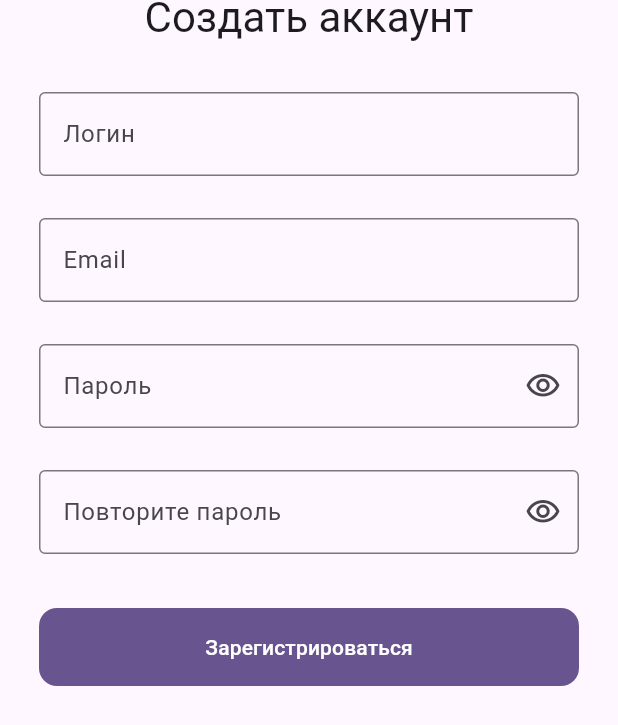
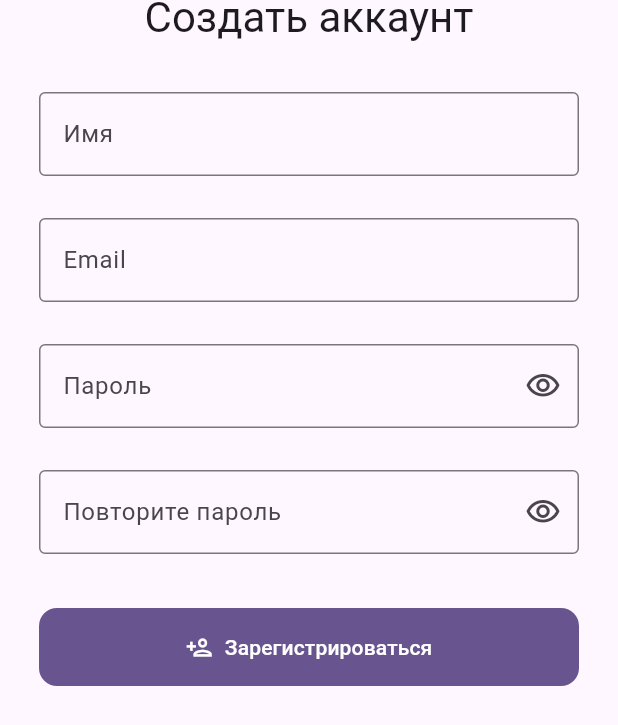
Before and after one commit to Hitikov/task_tracker_oridj, a Flutter app: the screen it shows after launch, after a tap on "Зарегистрироваться", on a phone screen of 412 x 824 dp. Shown: the part 322-1047 px from the top of the screen. Run offline on Flutter 3.47's test engine with Material 3 defaults, Android fonts, the phone set to English and light mode, and no system bars; our stand-ins replace dio, drift, flutter_riverpod, flutter_secure_storage; accounts and stored records are empty; generated files the repository leaves out were written again; network calls fail.

Commit message:
feat(ui): polish auth forms validation and loading states

```diff
--- a/lib/pages/login_page.dart
+++ b/lib/pages/login_page.dart
@@ -25,51 +25,64 @@ class LoginPage extends ConsumerStatefulWidget {
 }
 
 class _LoginPageState extends ConsumerState<LoginPage> {
-  final TextEditingController _loginController = TextEditingController();
-  final TextEditingController _passwordController = TextEditingController();
+  final _formKey = GlobalKey<FormState>();
+  final _loginController = TextEditingController();
+  final _passwordController = TextEditingController();
   bool _obscurePassword = true;
+  bool _submitting = false;
 
-  /// Текст ошибки ввода (валидация полей, локальный вход).
-  /// null — блок ошибки скрыт.
-  String? _authError;
-
-  @override
-  void initState() {
-    super.initState();
-    // Как только пользователь начал что-то править — прячем старую ошибку.
-    _loginController.addListener(_clearAuthError);
-    _passwordController.addListener(_clearAuthError);
-  }
+  static final RegExp _emailRegExp = RegExp(
+    r'^[\w.!#$%&’*+/=?^`{|}~-]+@[\w-]+(\.[\w-]+)+$',
+  );
 
   @override
   void dispose() {
-    _loginController.removeListener(_clearAuthError);
-    _passwordController.removeListener(_clearAuthError);
     _loginController.dispose();
     _passwordController.dispose();
     super.dispose();
   }
 
-  void _clearAuthError() {
-    if (_authError != null) {
-      setState(() => _authError = null);
+  String? _validateLogin(String? value) {
+    final login = value?.trim() ?? '';
+    if (login.isEmpty) {
+      return 'Введите email';
     }
+    if (login == demoLogin) {
+      return null;
+    }
+    if (!_emailRegExp.hasMatch(login)) {
+      return 'Некорректный email';
+    }
+    return null;
   }
 
-  void _onSubmit() {
+  String? _validatePassword(String? value) {
+    final password = value ?? '';
+    if (password.isEmpty) {
+      return 'Введите пароль';
+    }
+    if (_loginController.text.trim() == demoLogin && password == demoPassword) {
+      return null;
+    }
+    if (password.length < 8) {
+      return 'Минимум 8 символов';
+    }
+    if (password.length > 128) {
+      return 'Максимум 128 символов';
+    }
+    return null;
+  }
+
+  Future<void> _onSubmit() async {
+    if (!_formKey.currentState!.validate()) {
+      return;
+    }
+
     final login = _loginController.text.trim();
     final password = _passwordController.text;
     final status = checkDemoCredentials(login: login, password: password);
 
-    switch (status) {
-      case DemoAuthStatus.emptyFields:
-        setState(() => _authError = 'Введите логин и пароль');
-        return;
-      case DemoAuthStatus.invalidCredentials:
-        // В реальном режиме пробуем сервер — он решит.
-        break;
-      case DemoAuthStatus.success:
-        if (widget.demoMode) {
+    if (status == DemoAuthStatus.success && widget.demoMode) {
       Navigator.of(context).pushReplacement(
         MaterialPageRoute<void>(
           builder: (_) => HomePage(
@@ -80,12 +93,17 @@ class _LoginPageState extends ConsumerState<LoginPage> {
       );
       return;
     }
-    }
 
-    setState(() => _authError = null);
-    ref
+    setState(() => _submitting = true);
+    try {
+      await ref
           .read(authSessionProvider.notifier)
           .login(email: login, password: password);
+    } catch (_) {
+      // Ошибка отображается из состояния сессии.
+    } finally {
+      if (mounted) setState(() => _submitting = false);
+    }
   }
 
   Future<void> _openRegistration() async {
@@ -97,13 +115,11 @@ class _LoginPageState extends ConsumerState<LoginPage> {
       return;
     }
 
-    // Возвращаемся на экран входа с уже заполненным логином.
     _loginController.text = registeredLogin;
     _passwordController.clear();
-    setState(() => _authError = null);
+    setState(() {});
   }
 
-  /// Ошибка сессии для показа пользователю.
   String? _sessionErrorText() {
     final session = ref.watch(authSessionProvider);
     final error = session.error;
@@ -119,6 +135,9 @@ class _LoginPageState extends ConsumerState<LoginPage> {
   @override
   Widget build(BuildContext context) {
     final theme = Theme.of(context);
+    final session = ref.watch(authSessionProvider);
+    final isLoading = _submitting;
+    final errorText = _sessionErrorText();
 
     return Scaffold(
       body: Center(
@@ -127,6 +146,8 @@ class _LoginPageState extends ConsumerState<LoginPage> {
           child: ConstrainedBox(
             constraints: const BoxConstraints(maxWidth: 360),
             child: AutofillGroup(
+              child: Form(
+                key: _formKey,
                 child: Column(
                   mainAxisSize: MainAxisSize.min,
                   crossAxisAlignment: CrossAxisAlignment.stretch,
@@ -160,25 +181,34 @@ class _LoginPageState extends ConsumerState<LoginPage> {
                       style: theme.textTheme.headlineSmall,
                     ),
                     const SizedBox(height: 24),
-                  TextField(
+                    TextFormField(
                       controller: _loginController,
                       textInputAction: TextInputAction.next,
                       autofillHints: const [AutofillHints.username],
+                      keyboardType: TextInputType.emailAddress,
+                      validator: _validateLogin,
+                      autovalidateMode: AutovalidateMode.onUserInteraction,
                       decoration: const InputDecoration(
-                      labelText: 'Логин',
+                        labelText: 'Email',
                         border: OutlineInputBorder(),
+                        helperText: ' ',
+                        errorMaxLines: 2,
                       ),
                     ),
-                  const SizedBox(height: 16),
-                  TextField(
+                    const SizedBox(height: 8),
+                    TextFormField(
                       controller: _passwordController,
                       obscureText: _obscurePassword,
                       textInputAction: TextInputAction.done,
                       autofillHints: const [AutofillHints.password],
-                    onSubmitted: (_) => _onSubmit(),
+                      validator: _validatePassword,
+                      autovalidateMode: AutovalidateMode.onUserInteraction,
+                      onFieldSubmitted: (_) => isLoading ? null : _onSubmit(),
                       decoration: InputDecoration(
                         labelText: 'Пароль',
                         border: const OutlineInputBorder(),
+                        helperText: ' ',
+                        errorMaxLines: 2,
                         suffixIcon: IconButton(
                           icon: Icon(
                             _obscurePassword
@@ -187,25 +217,34 @@ class _LoginPageState extends ConsumerState<LoginPage> {
                           ),
                           tooltip: _obscurePassword ? 'Показать' : 'Скрыть',
                           onPressed: () {
-                          setState(() => _obscurePassword = !_obscurePassword);
+                            setState(
+                              () => _obscurePassword = !_obscurePassword,
+                            );
                           },
                         ),
                       ),
                     ),
-                  const SizedBox(height: 12),
+                    const SizedBox(height: 4),
                     Align(
                       alignment: Alignment.centerRight,
                       child: TextButton(
-                      onPressed: _openRegistration,
+                        onPressed: isLoading ? null : _openRegistration,
                         child: const Text('Зарегистрироваться'),
                       ),
                     ),
                     const SizedBox(height: 4),
-                  FilledButton(
-                    onPressed: _onSubmit,
-                    child: const Text('Войти'),
+                    FilledButton.icon(
+                      onPressed: isLoading ? null : _onSubmit,
+                      icon: isLoading
+                          ? const SizedBox(
+                              width: 18,
+                              height: 18,
+                              child: CircularProgressIndicator(strokeWidth: 2),
+                            )
+                          : const Icon(Icons.login),
+                      label: Text(isLoading ? 'Вход…' : 'Войти'),
                     ),
-                  _AuthErrorBanner(message: _authError ?? _sessionErrorText()),
+                    _AuthErrorBanner(message: errorText),
                     const SizedBox(height: 8),
                     Text(
                       'Демо-вход: логин и пароль — $demoLogin (только DEMO_MODE).',
@@ -215,6 +254,7 @@ class _LoginPageState extends ConsumerState<LoginPage> {
                       ),
                     ),
                   ],
+                ),
               ),
             ),
           ),
@@ -246,6 +286,7 @@ class _AuthErrorBanner extends StatelessWidget {
           borderRadius: BorderRadius.circular(8),
         ),
         child: Row(
+          crossAxisAlignment: CrossAxisAlignment.start,
           children: [
             Icon(
               Icons.error_outline,
@@ -256,8 +297,6 @@ class _AuthErrorBanner extends StatelessWidget {
             Expanded(
               child: Text(
                 message!,
-                maxLines: 1,
-                overflow: TextOverflow.ellipsis,
                 style: TextStyle(color: colors.onErrorContainer),
               ),
             ),
--- a/lib/pages/register_page.dart
+++ b/lib/pages/register_page.dart
@@ -32,6 +32,7 @@ class _RegisterPageState extends ConsumerState<RegisterPage> {
 
   bool _obscurePassword = true;
   bool _obscureConfirmPassword = true;
+  bool _submitting = false;
 
   /// Простая проверка формата email: что-то@что-то.домен
   static final RegExp _emailRegExp = RegExp(
@@ -47,13 +48,13 @@ class _RegisterPageState extends ConsumerState<RegisterPage> {
     super.dispose();
   }
 
-  String? _validateLogin(String? value) {
-    final login = value?.trim() ?? '';
-    if (login.isEmpty) {
-      return 'Введите логин';
+  String? _validateName(String? value) {
+    final name = value?.trim() ?? '';
+    if (name.isEmpty) {
+      return 'Введите имя';
     }
-    if (login.length < 3) {
-      return 'Минимум 3 символа';
+    if (name.length > 100) {
+      return 'Максимум 100 символов';
     }
     return null;
   }
@@ -77,6 +78,9 @@ class _RegisterPageState extends ConsumerState<RegisterPage> {
     if (password.length < 8) {
       return 'Минимум 8 символов';
     }
+    if (password.length > 128) {
+      return 'Максимум 128 символов';
+    }
     return null;
   }
 
@@ -90,21 +94,25 @@ class _RegisterPageState extends ConsumerState<RegisterPage> {
     return null;
   }
 
-  void _onSubmit() {
-    // После отправки все поля считаются «тронутыми».
+  Future<void> _onSubmit() async {
     _confirmTouched = true;
     if (!_formKey.currentState!.validate()) {
       return;
     }
 
-    ref
-        .read(authSessionProvider.notifier)
-        .register(
-          email: _emailController.text.trim(),
-          name: _loginController.text.trim(),
-          password: _passwordController.text,
-        )
-        .then((_) => _showSuccessDialog(), onError: (_) {});
+    setState(() => _submitting = true);
+    try {
+      await ref.read(authSessionProvider.notifier).register(
+            email: _emailController.text.trim(),
+            name: _loginController.text.trim(),
+            password: _passwordController.text,
+          );
+      if (mounted) setState(() => _submitting = false);
+      await _showSuccessDialog();
+    } catch (_) {
+      // Ошибка отображается из состояния сессии.
+      if (mounted) setState(() => _submitting = false);
+    }
   }
 
   Future<void> _showSuccessDialog() {
@@ -151,6 +159,7 @@ class _RegisterPageState extends ConsumerState<RegisterPage> {
   @override
   Widget build(BuildContext context) {
     final theme = Theme.of(context);
+    final isLoading = _submitting;
     final errorText = _sessionErrorText();
 
     return Scaffold(
@@ -175,15 +184,13 @@ class _RegisterPageState extends ConsumerState<RegisterPage> {
                   TextFormField(
                     controller: _loginController,
                     textInputAction: TextInputAction.next,
-                    validator: _validateLogin,
+                    validator: _validateName,
                     autovalidateMode: AutovalidateMode.onUserInteraction,
                     decoration: const InputDecoration(
-                      labelText: 'Логин',
+                      labelText: 'Имя',
                       border: OutlineInputBorder(),
-                      // Пустая подсказка резервирует строку под ошибку,
-                      // чтобы поля не «прыгали».
                       helperText: ' ',
-                      errorMaxLines: 1,
+                      errorMaxLines: 2,
                     ),
                   ),
                   const SizedBox(height: 8),
@@ -274,9 +281,18 @@ class _RegisterPageState extends ConsumerState<RegisterPage> {
                       ),
                     ),
                   const SizedBox(height: 16),
-                  FilledButton(
-                    onPressed: _onSubmit,
-                    child: const Text('Зарегистрироваться'),
+                  FilledButton.icon(
+                    onPressed: isLoading ? null : _onSubmit,
+                    icon: isLoading
+                        ? const SizedBox(
+                            width: 18,
+                            height: 18,
+                            child: CircularProgressIndicator(strokeWidth: 2),
+                          )
+                        : const Icon(Icons.person_add_outlined),
+                    label: Text(
+                      isLoading ? 'Регистрация…' : 'Зарегистрироваться',
+                    ),
                   ),
                 ],
               ),
--- a/lib/state/auth_providers.dart
+++ b/lib/state/auth_providers.dart
@@ -62,7 +62,7 @@ class AuthSession extends AsyncNotifier<User?> {
     required String name,
   }) async {
     final repository = ref.read(authRepositoryProvider);
-    state = AsyncValue.loading();
+    state = const AsyncValue<User?>.loading();
     try {
       final response = await repository.register(
         email: email,
@@ -72,9 +72,10 @@ class AuthSession extends AsyncNotifier<User?> {
       // После регистрации пользователь остаётся на экране входа: экран входа
       // покажет диалог «Вы зарегистрированы», а кнопка «Перейти ко входу»
       // вернёт email на экран входа (см. [RegisterPage]).
+      state = const AsyncValue<User?>.data(null);
       return response.user;
     } on Exception catch (e, stackTrace) {
-      state = AsyncValue.error(e, stackTrace);
+      state = AsyncValue<User?>.error(e, stackTrace);
       rethrow;
     }
   }
```
Lines whose indentation alone changed are shown as unchanged.
